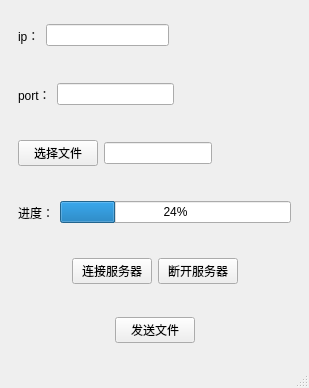
The window that Qt_SendFile/sendfilewindow.ui (BigheadofLiu/qt_learn) describes before a commit, drawn with Qt 5.
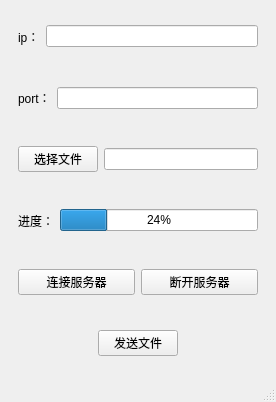
The same window after the commit.

Diff of the .ui file:
```diff
--- a/Qt_SendFile/sendfilewindow.ui
+++ b/Qt_SendFile/sendfilewindow.ui
@@ -6,8 +6,8 @@
    <rect>
     <x>0</x>
     <y>0</y>
-    <width>309</width>
-    <height>388</height>
+    <width>276</width>
+    <height>402</height>
    </rect>
   </property>
   <property name="windowTitle">
@@ -28,19 +28,6 @@
        <item>
         <widget class="QLineEdit" name="ipLineEdit"/>
        </item>
-       <item>
-        <spacer name="horizontalSpacer_4">
-         <property name="orientation">
-          <enum>Qt::Orientation::Horizontal</enum>
-         </property>
-         <property name="sizeHint" stdset="0">
-          <size>
-           <width>77</width>
-           <height>20</height>
-          </size>
-         </property>
-        </spacer>
-       </item>
       </layout>
      </widget>
     </item>
@@ -57,19 +44,6 @@
        <item>
         <widget class="QLineEdit" name="portLineEdit"/>
        </item>
-       <item>
-        <spacer name="horizontalSpacer_6">
-         <property name="orientation">
-          <enum>Qt::Orientation::Horizontal</enum>
-         </property>
-         <property name="sizeHint" stdset="0">
-          <size>
-           <width>69</width>
-           <height>20</height>
-          </size>
-         </property>
-        </spacer>
-       </item>
       </layout>
      </widget>
     </item>
@@ -86,19 +60,6 @@
        <item>
         <widget class="QLineEdit" name="filePathlineEdit"/>
        </item>
-       <item>
-        <spacer name="horizontalSpacer_7">
-         <property name="orientation">
-          <enum>Qt::Orientation::Horizontal</enum>
-         </property>
-         <property name="sizeHint" stdset="0">
-          <size>
-           <width>33</width>
-           <height>20</height>
-          </size>
-         </property>
-        </spacer>
-       </item>
       </layout>
      </widget>
     </item>
@@ -125,19 +86,6 @@
     <item>
      <widget class="QWidget" name="widget_6" native="true">
       <layout class="QHBoxLayout" name="horizontalLayout_6">
-       <item>
-        <spacer name="horizontalSpacer_3">
-         <property name="orientation">
-          <enum>Qt::Orientation::Horizontal</enum>
-         </property>
-         <property name="sizeHint" stdset="0">
-          <size>
-           <width>40</width>
-           <height>20</height>
-          </size>
-         </property>
-        </spacer>
-       </item>
        <item>
         <widget class="QPushButton" name="connectBtn">
          <property name="text">
@@ -152,19 +100,6 @@
          </property>
         </widget>
        </item>
-       <item>
-        <spacer name="horizontalSpacer_5">
-         <property name="orientation">
-          <enum>Qt::Orientation::Horizontal</enum>
-         </property>
-         <property name="sizeHint" stdset="0">
-          <size>
-           <width>40</width>
-           <height>20</height>
-          </size>
-         </property>
-        </spacer>
-       </item>
       </layout>
      </widget>
     </item>
@@ -178,7 +113,7 @@
          </property>
          <property name="sizeHint" stdset="0">
           <size>
-           <width>83</width>
+           <width>66</width>
            <height>20</height>
           </size>
          </property>
@@ -198,7 +133,7 @@
          </property>
          <property name="sizeHint" stdset="0">
           <size>
-           <width>82</width>
+           <width>66</width>
            <height>20</height>
           </size>
          </property>
```
Left out of the diff: 2 changed lines with no effect on the pictures.
